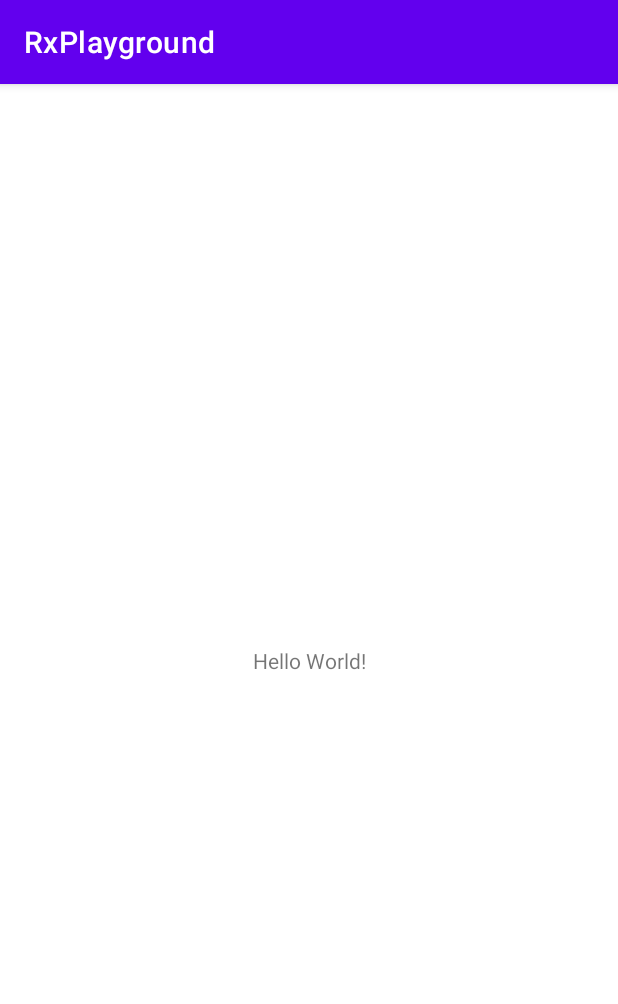
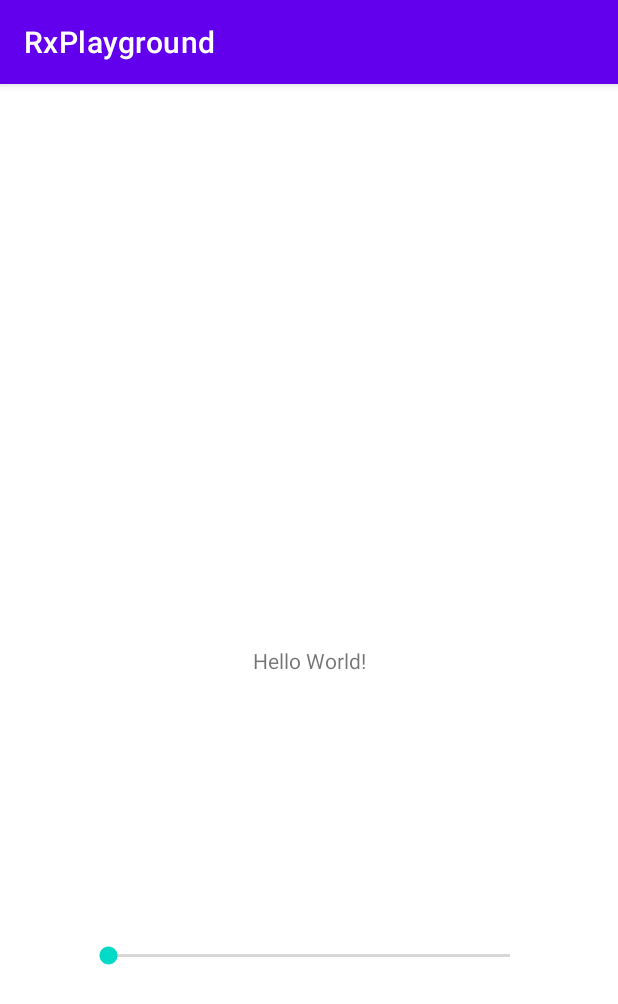
Before and after one commit to Mdkhaki/RxPlayground, an Android app: the screen it shows after launch (MainActivity), on a phone screen of 412 x 824 dp. Shown: the top 1004 px of the screen. Run offline under Robolectric (Android 15) with nearby library versions, the phone set to English and light mode, and no system bars; our stand-ins replace RxJava.

```diff
--- a/app/build.gradle
+++ b/app/build.gradle
@@ -42,4 +42,9 @@ dependencies {
     testImplementation 'junit:junit:4.+'
     androidTestImplementation 'androidx.test.ext:junit:1.1.2'
     androidTestImplementation 'androidx.test.espresso:espresso-core:3.3.0'
+
+    implementation "io.reactivex.rxjava2:rxjava:2.2.7"
+    implementation "io.reactivex.rxjava2:rxandroid:2.1.1"
+
+
 }
--- a/app/src/main/java/com/mdkhaki/rxplayground/MainActivity.kt
+++ b/app/src/main/java/com/mdkhaki/rxplayground/MainActivity.kt
@@ -1,11 +1,51 @@
 package com.mdkhaki.rxplayground
 
+import android.os.Bundle
+import android.util.Log
 import androidx.appcompat.app.AppCompatActivity
-import android.os.Bundle
+import com.mdkhaki.rxplayground.data.DataSource
+import com.mdkhaki.rxplayground.models.Task
+import io.reactivex.Observable
+import io.reactivex.Observer
+import io.reactivex.android.schedulers.AndroidSchedulers
+import io.reactivex.disposables.Disposable
+import io.reactivex.functions.Predicate
+import io.reactivex.schedulers.Schedulers
+
 
 class MainActivity : AppCompatActivity() {
+    val TAG: String = "MainActivity"
     override fun onCreate(savedInstanceState: Bundle?) {
         super.onCreate(savedInstanceState)
         setContentView(R.layout.activity_main)
+
+        val taskObservable: Observable<Task> = Observable
+            .fromIterable(DataSource.createTasksList())
+            .subscribeOn(Schedulers.io())
+            .filter(Predicate {
+                it.isComplete
+            })
+            .observeOn(AndroidSchedulers.mainThread())
+
+
+        taskObservable.subscribe(object :
+            Observer<Task> {
+            override fun onComplete() {
+                Log.d(TAG, "onComplete: ")
+            }
+
+            override fun onSubscribe(d: Disposable) {
+                Log.d(TAG, "onSubscribe: ")
+            }
+
+            override fun onNext(t: Task) {
+                Log.d(TAG, "onNext: " + Thread.currentThread().name)
+                Log.d(TAG, "onNext: " + t.description)
+            }
+
+            override fun onError(e: Throwable) {
+                Log.d(TAG, "onError: " + e.message)
+            }
+        })
     }
 }
--- /dev/null
+++ b/app/src/main/java/com/mdkhaki/rxplayground/data/DataSource.java
@@ -0,0 +1,18 @@
+package com.mdkhaki.rxplayground.data;
+
+import com.mdkhaki.rxplayground.models.Task;
+
+import java.util.ArrayList;
+import java.util.List;
+
+public class DataSource {
+    public static List<Task> createTasksList() {
+        List<Task> tasks = new ArrayList<>();
+        tasks.add(new Task("Take out the trash", true, 3));
+        tasks.add(new Task("Walk the dog", false, 2));
+        tasks.add(new Task("Make my bed", true, 1));
+        tasks.add(new Task("Unload the dishwasher", false, 0));
+        tasks.add(new Task("Make dinner", true, 5));
+        return tasks;
+    }
+}
--- /dev/null
+++ b/app/src/main/java/com/mdkhaki/rxplayground/models/Task.java
@@ -0,0 +1,39 @@
+package com.mdkhaki.rxplayground.models;
+
+
+public class Task {
+
+    private String description;
+    private boolean isComplete;
+    private int priority;
+
+    public Task(String description, boolean isComplete, int priority) {
+        this.description = description;
+        this.isComplete = isComplete;
+        this.priority = priority;
+    }
+
+    public String getDescription() {
+        return description;
+    }
+
+    public void setDescription(String description) {
+        this.description = description;
+    }
+
+    public boolean isComplete() {
+        return isComplete;
+    }
+
+    public void setComplete(boolean complete) {
+        isComplete = complete;
+    }
+
+    public int getPriority() {
+        return priority;
+    }
+
+    public void setPriority(int priority) {
+        this.priority = priority;
+    }
+}
--- a/app/src/main/res/layout/activity_main.xml
+++ b/app/src/main/res/layout/activity_main.xml
@@ -7,6 +7,7 @@
     tools:context=".MainActivity">
 
     <TextView
+        android:id="@+id/textView"
         android:layout_width="wrap_content"
         android:layout_height="wrap_content"
         android:text="Hello World!"
@@ -15,4 +16,13 @@
         app:layout_constraintRight_toRightOf="parent"
         app:layout_constraintTop_toTopOf="parent" />
 
+    <SeekBar
+        android:id="@+id/seekBar"
+        android:layout_width="300dp"
+        android:layout_height="wrap_content"
+        app:layout_constraintBottom_toBottomOf="parent"
+        app:layout_constraintEnd_toEndOf="parent"
+        app:layout_constraintStart_toStartOf="parent"
+        app:layout_constraintTop_toBottomOf="@+id/textView" />
+
 </androidx.constraintlayout.widget.ConstraintLayout>
```
Also changed, not shown: gradle/wrapper/gradle-wrapper.properties.
